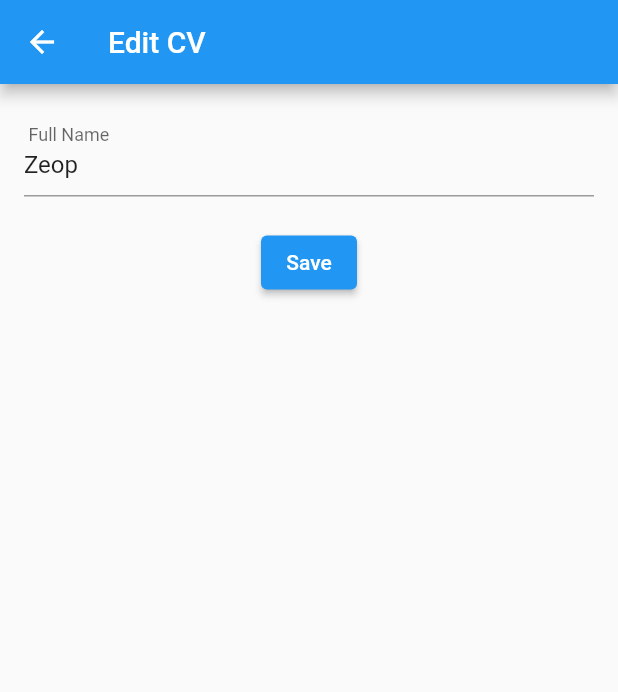
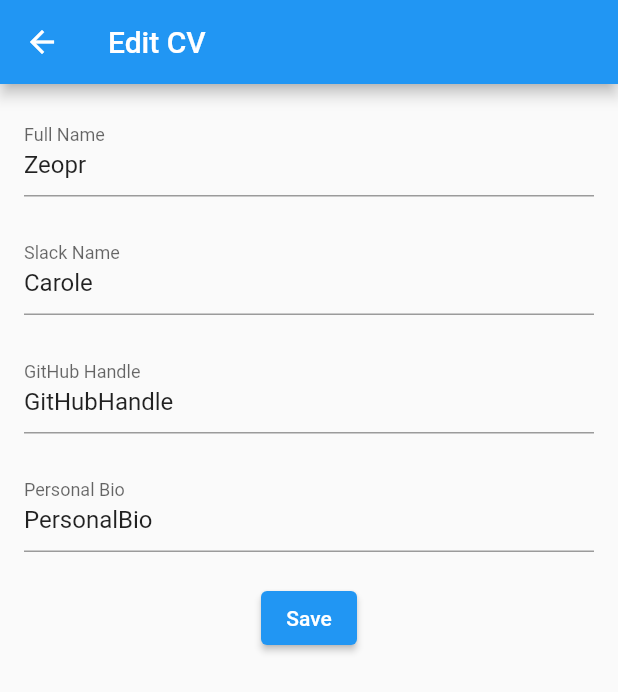
Before and after one commit to MurimiCaroline/mycv_task_two, a Flutter app: the screen it shows after launch, after a tap on "Edit CV", on a phone screen of 412 x 824 dp. Shown: the top 692 px of the screen. Run offline on Flutter 3.47's test engine with Material 2 defaults, Android fonts, the phone set to English and light mode, and no system bars.

Commit message:
added the details succesfully and they are editable

```diff
--- a/lib/editing_page.dart
+++ b/lib/editing_page.dart
@@ -4,10 +4,24 @@ import 'package:flutter/material.dart';
 
 class EditPage extends StatefulWidget {
   final Function(String) updateName;
-  final String currentName; // Pass the current name from HomePage
+  final String currentName;
+  final Function(String) updateSlackName;
+  final String currentSlackName;
+  final Function(String) updateGithubHandle;
+  final String currentGithubHandle;
+  final Function(String) updatePersonalBio;
+  final String currentPersonalBio;
 
-
-  const EditPage({super.key, required this.updateName, required this.currentName,});
+  const EditPage({super.key,
+    required this.updateName,
+    required this.currentName,
+    required this.updateSlackName,
+    required this.currentSlackName,
+    required this.updateGithubHandle,
+    required this.currentGithubHandle,
+    required this.updatePersonalBio,
+    required this.currentPersonalBio,
+  });
 
   @override
   _EditPageState createState() => _EditPageState();
@@ -15,13 +29,17 @@ class EditPage extends StatefulWidget {
 
 class _EditPageState extends State<EditPage> {
   final TextEditingController nameController = TextEditingController();
-
+  final TextEditingController slackNameController = TextEditingController();
+  final TextEditingController githubHandleController = TextEditingController();
+  final TextEditingController personalBioController = TextEditingController();
 
   @override
   void initState() {
     super.initState();
-    nameController.text = widget.currentName; // Initialize the controller with the current name
-
+    nameController.text = widget.currentName;
+    slackNameController.text = widget.currentSlackName;
+    githubHandleController.text = widget.currentGithubHandle;
+    personalBioController.text = widget.currentPersonalBio;
   }
 
   @override
@@ -36,15 +54,41 @@ class _EditPageState extends State<EditPage> {
           children: <Widget>[
             TextField(
               controller: nameController,
-              decoration: const InputDecoration(labelText: ' Full Name'),
+              decoration: const InputDecoration(labelText: 'Full Name'),
+            ),
+            const SizedBox(height: 20),
+            TextField(
+              controller: slackNameController,
+              decoration: const InputDecoration(labelText: 'Slack Name'),
+            ),
+            const SizedBox(height: 20),
+            TextField(
+              controller: githubHandleController,
+              decoration: const InputDecoration(labelText: 'GitHub Handle'),
+            ),
+            const SizedBox(height: 20),
+            TextField(
+              controller: personalBioController,
+              decoration: const InputDecoration(labelText: 'Personal Bio'),
             ),
             const SizedBox(height: 20),
             ElevatedButton(
               onPressed: () {
                 String editedName = nameController.text;
-                if (editedName.isNotEmpty) {
+                String editedSlackName = slackNameController.text;
+                String editedGithubHandle = githubHandleController.text;
+                String editedPersonalBio = personalBioController.text;
+
+                if (editedName.isNotEmpty ||
+                    editedSlackName.isNotEmpty ||
+                    editedGithubHandle.isNotEmpty ||
+                    editedPersonalBio.isNotEmpty) {
                   widget.updateName(editedName);
+                  widget.updateSlackName(editedSlackName);
+                  widget.updateGithubHandle(editedGithubHandle);
+                  widget.updatePersonalBio(editedPersonalBio);
                 }
+
                 Navigator.pop(context);
               },
               child: const Text('Save'),
--- a/lib/home_page.dart
+++ b/lib/home_page.dart
@@ -6,15 +6,17 @@ import 'package:flutter/material.dart';
 
 
 class HomePage extends StatefulWidget {
-  const HomePage({super.key});
+  const HomePage({Key? key}) : super(key: key);
 
   @override
-  _HomePageState createState() => _HomePageState();
+  State<HomePage> createState() => _HomePageState();
 }
 
 class _HomePageState extends State<HomePage> {
-  String fullName = 'Zeop';
-
+  String fullName = 'Zeopr';
+  String slackName = 'Carole';
+  String githubHandle = 'GitHubHandle';
+  String personalBio = 'PersonalBio';
 
   void updateName(String newName) {
     setState(() {
@@ -22,22 +24,50 @@ class _HomePageState extends State<HomePage> {
     });
   }
 
+  void updateSlackName(String newSlackName) {
+    setState(() {
+      slackName = newSlackName;
+    });
+  }
+
+  void updateGithubHandle(String newGithubHandle) {
+    setState(() {
+      githubHandle = newGithubHandle;
+    });
+  }
+
+  void updatePersonalBio(String newPersonalBio) {
+    setState(() {
+      personalBio = newPersonalBio;
+    });
+  }
   @override
   Widget build(BuildContext context) {
-
     return Scaffold(
       appBar: AppBar(
-        title: Text('$fullName\'s CV'), // Set the title dynamically
+        title: Text('$fullName\'s CV'),
       ),
       body: Center(
         child: Column(
           mainAxisAlignment: MainAxisAlignment.center,
           children: <Widget>[
             CustomRichText(
-        heading: 'Full name: ',
-        content: fullName,
+              heading: 'Full name: ',
+              content: fullName,
             ),
-            SizedBox(height: MediaQuery.sizeOf(context).height * 0.08,),
+            CustomRichText(
+              heading: 'Slack name: ',
+              content: slackName,
+            ),
+            CustomRichText(
+              heading: 'GitHub Handle: ',
+              content: githubHandle,
+            ),
+            CustomRichText(
+              heading: 'Personal Bio: ',
+              content: personalBio,
+            ),
+            SizedBox(height: MediaQuery.of(context).size.height * 0.08,),
             ElevatedButton(
               onPressed: () {
                 Navigator.push(
@@ -46,17 +76,21 @@ class _HomePageState extends State<HomePage> {
                     builder: (context) => EditPage(
                       updateName: updateName,
                       currentName: fullName,
+                      updateSlackName: updateSlackName,
+                      currentSlackName: slackName,
+                      updateGithubHandle: updateGithubHandle,
+                      currentGithubHandle: githubHandle,
+                      updatePersonalBio: updatePersonalBio,
+                      currentPersonalBio: personalBio,
                     ),
                   ),
                 );
               },
               child: const Text('Edit CV'),
             ),
-        ]
-
+          ],
         ),
       ),
-        );
-
+    );
   }
 }
--- a/lib/main.dart
+++ b/lib/main.dart
@@ -11,7 +11,7 @@ class MyApp extends StatelessWidget {
   // This widget is the root of your application.
   @override
   Widget build(BuildContext context) {
-    return MaterialApp(
+    return const MaterialApp(
       debugShowCheckedModeBanner: false,
       home: HomePage(),
     );
```
